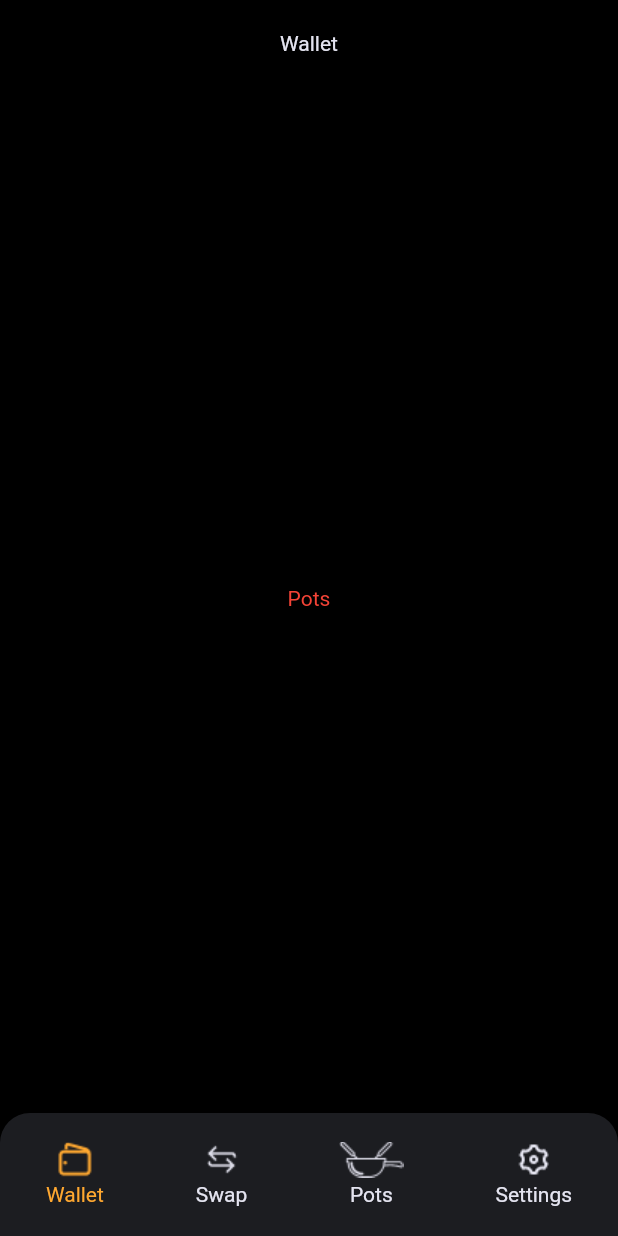
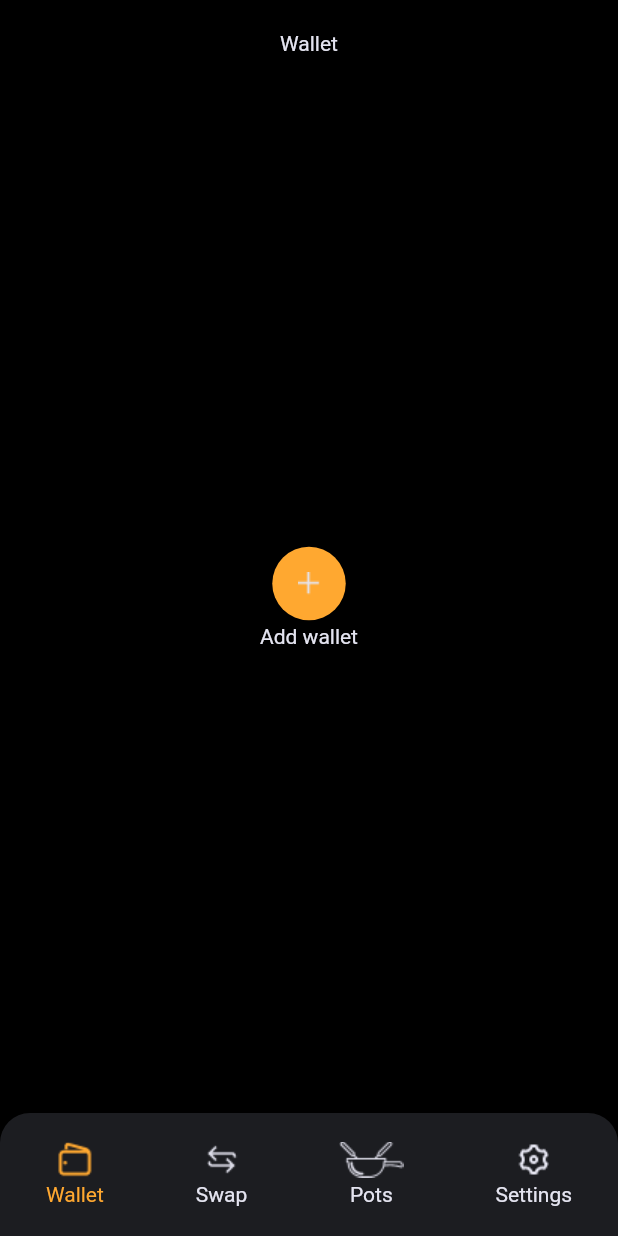
Before and after one commit to SayNode/fondue-swap-flutter, a Flutter app: the screen it shows after launch, on a phone screen of 412 x 824 dp. Run offline on Flutter 3.47's test engine with Material 2 defaults, Android fonts, the phone set to English and light mode, and no system bars; our stand-ins replace flutter_secure_storage, flutter_svg, get, get_storage, google_fonts; missing offline and left inert: crypt.

Commit message:
ui progress

```diff
--- a/lib/main.dart
+++ b/lib/main.dart
@@ -17,6 +17,7 @@ class MyApp extends StatelessWidget {
   @override
   Widget build(BuildContext context) {
     return GetMaterialApp(
+      transitionDuration: Duration.zero,
       translations: AppTranslations(),
       locale: const Locale('en', 'US'),
       fallbackLocale: const Locale('en', 'US'),
--- a/lib/pages/wallet/wallet_page.dart
+++ b/lib/pages/wallet/wallet_page.dart
@@ -1,15 +1,33 @@
 import 'package:flutter/material.dart';
+import 'package:fondue_swap/pages/wallet/controllers/add_wallet_controller.dart';
+import 'package:fondue_swap/theme/constants.dart';
+import 'package:fondue_swap/widgets/circle_button.dart';
+import 'package:get/get.dart';
 
-class WalletPage extends StatelessWidget {
+import '../../services/theme_service.dart';
+
+class WalletPage extends GetView<AddWalletController> {
   const WalletPage({super.key});
 
   @override
   Widget build(BuildContext context) {
-    return const Center(
-      child: Text(
-        'Pots',
-        style: TextStyle(color: Colors.red),
-      ),
-    );
+    final theme = Get.put(ThemeService()).fondueSwapTheme;
+    Get.put(AddWalletController());
+    return Center(
+        child: Column(
+      mainAxisSize: MainAxisSize.min,
+      children: [
+        CircleButton(
+          onPressed: () {
+            controller.choseAddWalletOptions();
+          },
+          icon: 'assets/icons/add_icon.png',
+        ),
+        Text(
+          'Add wallet'.tr,
+          style: FondueSwapConstants.fromColor(theme.mistyLavender).kRoboto14,
+        ),
+      ],
+    ));
   }
 }
--- a/lib/theme/constants.dart
+++ b/lib/theme/constants.dart
@@ -14,10 +14,18 @@ class FondueSwapConstants {
           height: 26 / 22,
         ),
       );
-
   TextStyle get kRoboto16 => GoogleFonts.roboto(
         textStyle: TextStyle(
           fontSize: 16,
+          color: color,
+          fontWeight: FontWeight.w400,
+          height: 20 / 16,
+        ),
+      );
+
+  TextStyle get kRoboto18 => GoogleFonts.roboto(
+        textStyle: TextStyle(
+          fontSize: 18,
           color: color,
           fontWeight: FontWeight.w400,
           height: 20 / 16,
--- /dev/null
+++ b/lib/utils/add_wallet_options.dart
@@ -0,0 +1,5 @@
+enum AddWalletOptions {
+  importSeed,
+  createWallet,
+  importPrivateKey
+}
--- /dev/null
+++ b/lib/widgets/circle_button.dart
@@ -0,0 +1,42 @@
+import 'package:flutter/material.dart';
+import 'package:get/get.dart';
+
+import '../services/theme_service.dart';
+
+class CircleButton extends StatelessWidget {
+  final String icon;
+  final Color? iconColor;
+  final Color? backgroundColor;
+  final void Function()? onPressed;
+  const CircleButton({super.key, required this.icon, this.iconColor, this.backgroundColor, this.onPressed});
+
+  @override
+  Widget build(BuildContext context) {
+    var theme = Get.put(ThemeService()).fondueSwapTheme;
+    var buttonColor = theme.goldenSunset;
+    var iconColor = theme.mistyLavender;
+    if (backgroundColor != null) {
+      buttonColor = backgroundColor!;
+    }
+
+    if (this.iconColor != null) {
+      iconColor = this.iconColor!;
+    }
+
+    return RawMaterialButton(
+      onPressed: onPressed,
+      elevation: 0,
+      fillColor: buttonColor,
+      shape: const CircleBorder(),
+      child: Padding(
+        padding: const EdgeInsets.all(17.0),
+        child: Image.asset(
+          icon,
+          height: 15,
+          width: 15,
+          color: iconColor,
+        ),
+      ),
+    );
+  }
+}
```
Also changed, not shown: lib/pages/wallet/controllers/add_wallet_controller.dart (added, +30 -0 lines), lib/pages/wallet/create_wallet_page.dart (added, +12 -0 lines), lib/pages/wallet/import_private_key_page.dart (added, +12 -0 lines), lib/pages/wallet/import_seed_page.dart (added, +53 -0 lines), lib/pages/wallet/widgets/add_wallet_option_dialog.dart (added, +60 -0 lines), lib/pages/wallet/widgets/popup_button.dart (added, +35 -0 lines), lib/pages/wallet/widgets/seed_phrase_textfield.dart (added, +33 -0 lines), lib/widgets/fondue_button.dart (+2 -6 lines), lib/widgets/new_fondue_button.dart (added, +58 -0 lines), assets/icons/add_icon.png (added).
